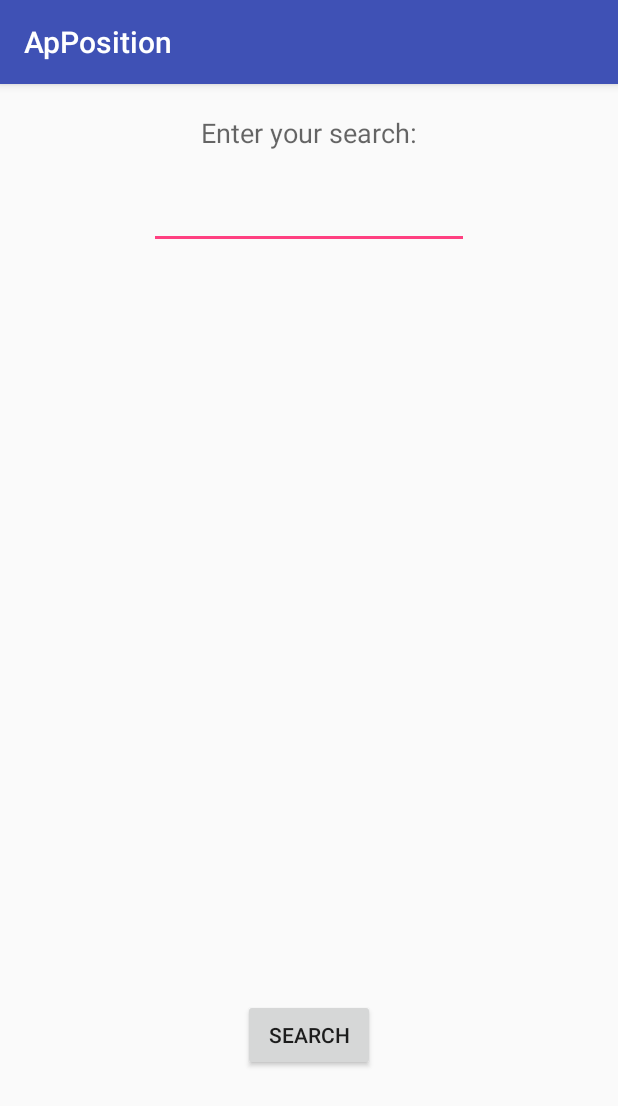
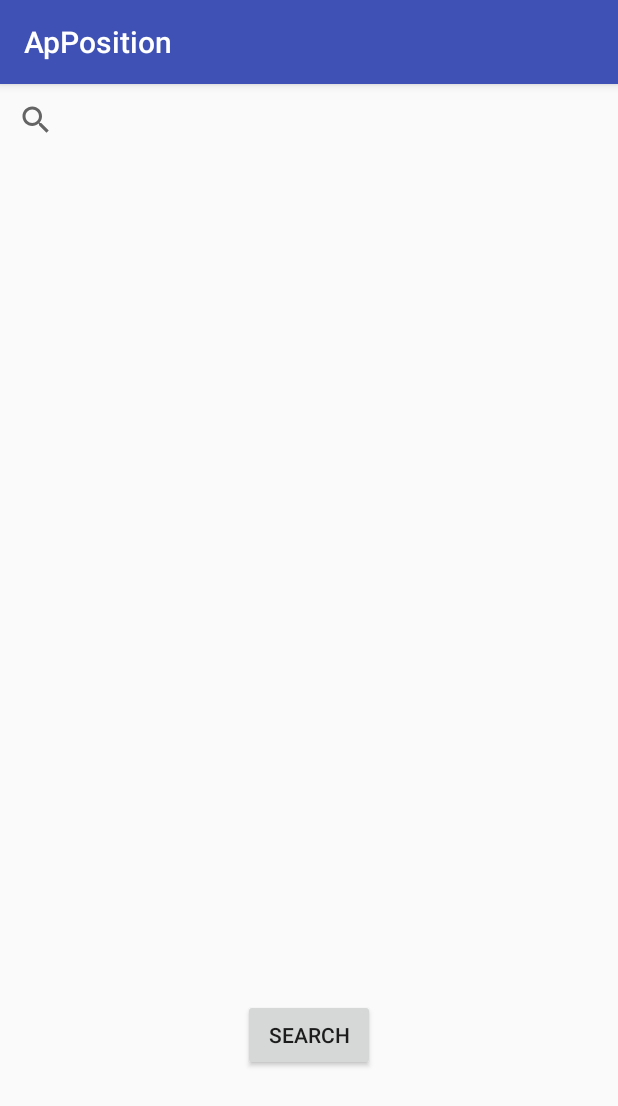
Before and after one commit to truell20/MyHM, an Android app: the fragment SearchFragment shown on its own in the app's theme, on a phone screen of 412 x 824 dp. Shown: the top 1106 px of the screen. Run offline under Robolectric (Android 15) with nearby library versions, the phone set to English and light mode, and no system bars.

Commit message:
HERPYDERPYTHESEARCHYWORKY
YEE

```diff
--- a/Android/App/app/src/main/java/com/example/lucakoval/apposition/SearchFragment.java
+++ b/Android/App/app/src/main/java/com/example/lucakoval/apposition/SearchFragment.java
@@ -31,6 +31,8 @@ public class SearchFragment extends Fragment {
     @Override
     public void onCreate(Bundle savedInstanceState) {
         super.onCreate(savedInstanceState);
+
+
     }
 
     @Override
@@ -39,10 +41,13 @@ public class SearchFragment extends Fragment {
         final View fragmentView = inflater.inflate(R.layout.fragment_search, container, false);
 
         Button searchButton = (Button)fragmentView.findViewById(R.id.searchButton);
+        final android.widget.SearchView searchView = (android.widget.SearchView) fragmentView.findViewById(R.id.searchInput);
         searchButton.setOnClickListener(new View.OnClickListener() {
             @Override
             public void onClick(View v) {
-                String searchQuery = ((EditText)fragmentView.findViewById(R.id.searchInput)).getText().toString();
+                //String searchQuery = ((EditText)fragmentView.findViewById(R.id.searchInput)).getText().toString();
+                //String searchQuery = (String) searchView.getQuery();
+                String searchQuery = String.valueOf(searchView.getQuery());
 
                 fragmentView.findViewById(R.id.searchContainer).setVisibility(View.INVISIBLE);
 
--- a/Android/App/app/src/main/res/layout/fragment_search.xml
+++ b/Android/App/app/src/main/res/layout/fragment_search.xml
@@ -7,25 +7,6 @@
     tools:context="com.example.lucakoval.apposition.SearchFragment">
 
     <!-- TODO: Update blank fragment layout -->
-    <TextView
-        android:layout_width="wrap_content"
-        android:layout_height="wrap_content"
-        android:textAppearance="?android:attr/textAppearanceMedium"
-        android:text="Enter your search:"
-        android:id="@+id/searchText"
-        android:layout_alignParentTop="true"
-        android:layout_centerHorizontal="true"
-        android:layout_marginTop="20dp" />
-
-    <EditText
-        android:layout_width="wrap_content"
-        android:layout_height="wrap_content"
-        android:inputType="textEmailAddress"
-        android:ems="10"
-        android:id="@+id/searchInput"
-        android:layout_marginTop="20dp"
-        android:layout_below="@+id/searchText"
-        android:layout_centerHorizontal="true" />
 
     <Button
         android:layout_width="wrap_content"
@@ -35,4 +16,14 @@
         android:layout_alignParentBottom="true"
         android:layout_centerHorizontal="true"
         android:layout_marginBottom="110dp" />
+
+    <SearchView
+        android:layout_width="wrap_content"
+        android:layout_height="wrap_content"
+        android:id="@+id/searchInput"
+        android:layout_alignParentTop="true"
+        android:layout_alignParentLeft="true"
+        android:layout_alignParentStart="true"
+        android:layout_alignParentRight="true"
+        android:layout_alignParentEnd="true" />
 </RelativeLayout>
```
